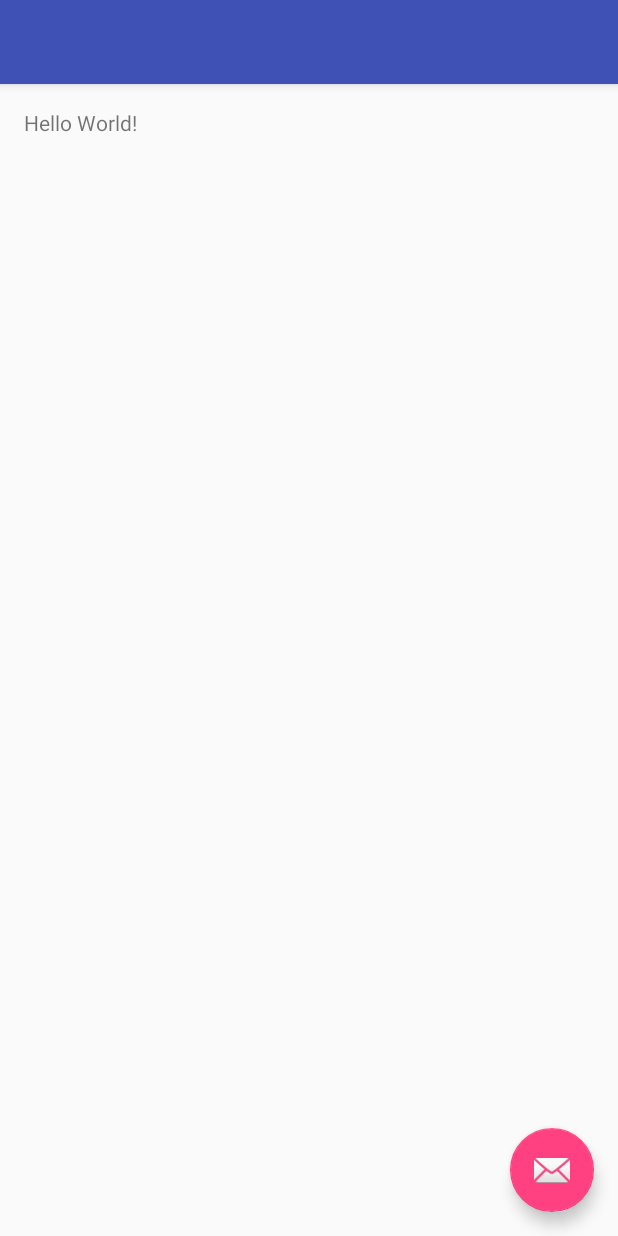
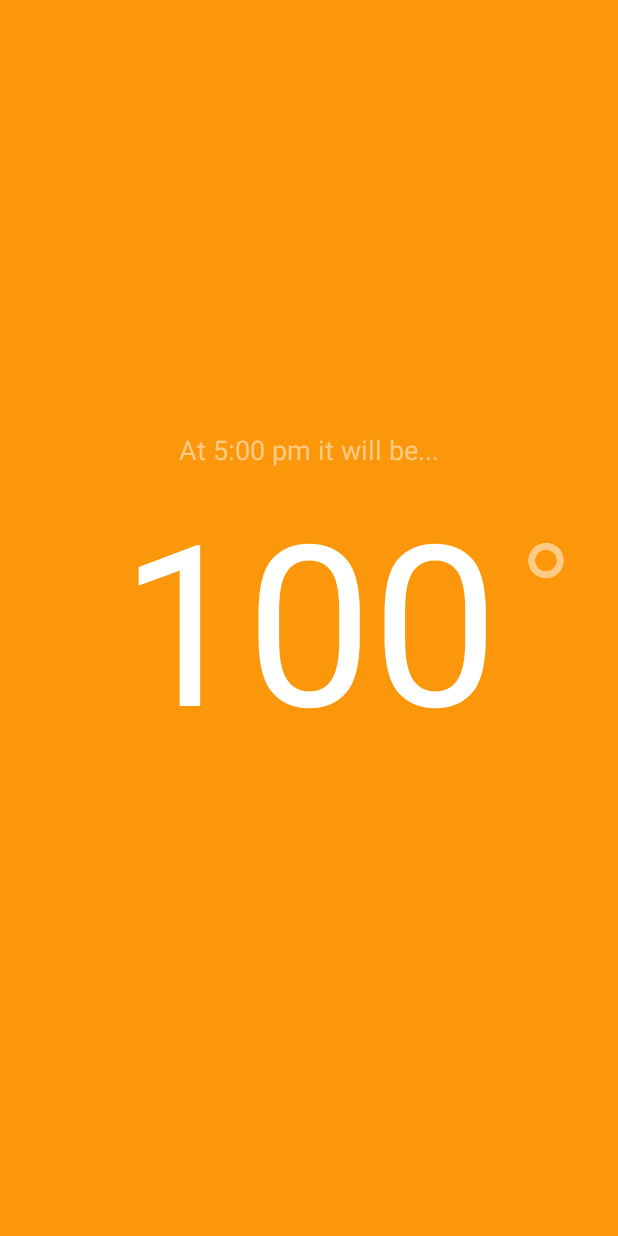
Before and after one commit to dcorns/Stormy, an Android app: the screen it shows after launch (MainActivity), on a phone screen of 412 x 824 dp. Run offline under Robolectric (Android 15) with nearby library versions, the phone set to English and light mode, and no system bars.

Commit message:
add temperature and time layout labels

```diff
--- a/app/src/main/AndroidManifest.xml
+++ b/app/src/main/AndroidManifest.xml
@@ -12,7 +12,8 @@
         <activity
             android:name=".MainActivity"
             android:label="@string/app_name"
-            android:theme="@style/AppTheme.NoActionBar">
+            android:theme="@style/AppTheme.NoActionBar"
+            android:screenOrientation="portrait">
             <intent-filter>
                 <action android:name="android.intent.action.MAIN"/>
 
--- a/app/src/main/res/layout/activity_main.xml
+++ b/app/src/main/res/layout/activity_main.xml
@@ -13,23 +13,8 @@
         android:layout_height="wrap_content"
         android:theme="@style/AppTheme.AppBarOverlay">
 
-        <android.support.v7.widget.Toolbar
-            android:id="@+id/toolbar"
-            android:layout_width="match_parent"
-            android:layout_height="?attr/actionBarSize"
-            android:background="?attr/colorPrimary"
-            app:popupTheme="@style/AppTheme.PopupOverlay"/>
-
     </android.support.design.widget.AppBarLayout>
 
     <include layout="@layout/content_main"/>
 
-    <android.support.design.widget.FloatingActionButton
-        android:id="@+id/fab"
-        android:layout_width="wrap_content"
-        android:layout_height="wrap_content"
-        android:layout_gravity="bottom|end"
-        android:layout_margin="@dimen/fab_margin"
-        android:src="@android:drawable/ic_dialog_email"/>
-
 </android.support.design.widget.CoordinatorLayout>
--- a/app/src/main/res/layout/content_main.xml
+++ b/app/src/main/res/layout/content_main.xml
@@ -11,10 +11,38 @@
     android:paddingTop="@dimen/activity_vertical_margin"
     app:layout_behavior="@string/appbar_scrolling_view_behavior"
     tools:context="com.dalecorns.stormy.MainActivity"
-    tools:showIn="@layout/activity_main">
+    tools:showIn="@layout/activity_main"
+    android:background="#FC970B">
 
     <TextView
         android:layout_width="wrap_content"
         android:layout_height="wrap_content"
-        android:text="Hello World!"/>
+        android:text="100"
+        android:id="@+id/temperatureLabel"
+        android:layout_centerVertical="true"
+        android:layout_centerHorizontal="true"
+        android:textColor="@android:color/white"
+        android:textSize="150sp"/>
+
+    <ImageView
+        android:layout_width="wrap_content"
+        android:layout_height="wrap_content"
+        android:id="@+id/degreeImageView"
+        android:src="@drawable/degree"
+        android:layout_alignParentRight="true"
+        android:layout_alignParentEnd="true"
+        android:layout_alignTop="@+id/temperatureLabel"
+        android:layout_toRightOf="@+id/temperatureLabel"
+        android:layout_toEndOf="@+id/temperatureLabel"
+        android:layout_marginTop="50dp"/>
+
+    <TextView
+        android:layout_width="wrap_content"
+        android:layout_height="wrap_content"
+        android:text="At 5:00 pm it will be..."
+        android:id="@+id/timeLabel"
+        android:layout_above="@+id/degreeImageView"
+        android:layout_centerHorizontal="true"
+        android:textColor="#80ffffff"
+        android:textSize="18sp"/>
 </RelativeLayout>
--- a/app/src/main/res/values/styles.xml
+++ b/app/src/main/res/values/styles.xml
@@ -1,7 +1,7 @@
 <resources>
 
     <!-- Base application theme. -->
-    <style name="AppTheme" parent="Theme.AppCompat.Light.DarkActionBar">
+    <style name="AppTheme" parent="Theme.AppCompat.Light.NoActionBar">
         <!-- Customize your theme here. -->
         <item name="colorPrimary">@color/colorPrimary</item>
         <item name="colorPrimaryDark">@color/colorPrimaryDark</item>
```
